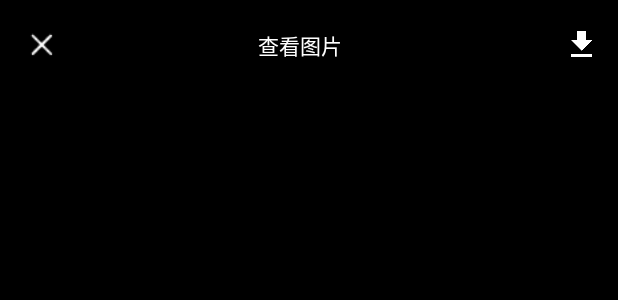
After one commit to xuhuanli/gc_android_common, an Android app: the layout layout_pre_main.xml on its own in the app's theme, with its tools: preview values and no code run, on a phone screen of 412 x 824 dp. The commit adds this screen. Shown: the top 300 px of the screen. Run offline under Robolectric (Android 15) with nearby library versions, the phone set to English and light mode, and no system bars.

Commit message:
feat:增加照片预览时候为符合新的ui交互，给预览增加一些可传递的变更参数和新ui

```diff
--- /dev/null
+++ b/bga-photo-picker/src/main/res/drawable/bg_desc_show.xml
@@ -0,0 +1,7 @@
+<?xml version="1.0" encoding="utf-8"?>
+<shape xmlns:android="http://schemas.android.com/apk/res/android"
+    android:shape="rectangle">
+    <solid android:color="#727272" />
+
+    <corners android:radius="8dp" />
+</shape>
--- /dev/null
+++ b/bga-photo-picker/src/main/res/layout/layout_pre_main.xml
@@ -0,0 +1,99 @@
+<?xml version="1.0" encoding="utf-8"?>
+<LinearLayout xmlns:android="http://schemas.android.com/apk/res/android"
+    xmlns:tools="http://schemas.android.com/tools"
+    android:layout_width="match_parent"
+    android:layout_height="wrap_content"
+    android:background="#000000"
+    android:orientation="vertical">
+
+    <RelativeLayout
+        android:layout_width="match_parent"
+        android:layout_height="60dp"
+        android:gravity="center_vertical"
+        android:orientation="horizontal">
+
+        <ImageView
+            android:id="@+id/back_image"
+            android:layout_width="24dp"
+            android:layout_height="24dp"
+            android:layout_centerVertical="true"
+            android:layout_marginLeft="16dp"
+            android:src="@drawable/icon_x_close" />
+
+        <LinearLayout
+            android:layout_width="wrap_content"
+            android:layout_height="wrap_content"
+            android:layout_centerInParent="true"
+            android:layout_centerVertical="true"
+            android:layout_marginLeft="5dp"
+            android:layout_marginRight="5dp"
+            android:layout_toLeftOf="@+id/iv_photo_preview_download"
+            android:layout_toRightOf="@+id/back_image"
+            android:gravity="center"
+            android:orientation="vertical">
+
+            <TextView
+                android:id="@+id/tv_photo_preview_title"
+                android:layout_width="wrap_content"
+                android:layout_height="wrap_content"
+                android:layout_centerHorizontal="true"
+                android:ellipsize="end"
+                android:gravity="center_vertical"
+                android:paddingRight="@dimen/bga_pp_size_level1"
+                android:singleLine="true"
+                android:textColor="@color/bga_pp_common_textColor"
+                android:textSize="14sp"
+                tools:text="@string/bga_pp_view_photo" />
+
+            <TextView
+                android:id="@+id/renson_text"
+                android:layout_width="wrap_content"
+                android:layout_height="wrap_content"
+                android:layout_below="@+id/tv_photo_preview_title"
+                android:layout_centerHorizontal="true"
+                android:ellipsize="end"
+                android:gravity="center_vertical"
+                android:paddingRight="@dimen/bga_pp_size_level1"
+                android:singleLine="true"
+                android:textColor="@color/bga_pp_common_textColor"
+                android:textSize="14sp"
+                android:visibility="gone"
+                tools:text="@string/bga_pp_view_photo" />
+        </LinearLayout>
+
+        <ImageView
+            android:id="@+id/iv_photo_preview_download"
+            android:layout_width="wrap_content"
+            android:layout_height="wrap_content"
+            android:layout_alignParentRight="true"
+            android:layout_centerVertical="true"
+            android:paddingLeft="@dimen/bga_pp_size_level3"
+            android:paddingRight="@dimen/bga_pp_size_level3"
+            android:src="@mipmap/bga_pp_ic_download" />
+    </RelativeLayout>
+
+    <cn.bingoogolapple.photopicker.widget.BGAHackyViewPager
+        android:id="@+id/hvp_photo_preview_content"
+        android:layout_width="match_parent"
+        android:layout_height="match_parent"
+        android:layout_weight="1"
+        android:background="#000000"
+        android:overScrollMode="never" />
+
+    <TextView
+        android:id="@+id/desc_text"
+        android:layout_width="match_parent"
+        android:layout_height="wrap_content"
+        android:background="@drawable/bg_desc_show"
+        android:paddingVertical="8dp"
+        android:paddingHorizontal="12dp"
+        android:visibility="gone"
+        android:ellipsize="end"
+        android:lineSpacingExtra="2dp"
+        android:layout_marginHorizontal="16dp"
+        android:layout_marginBottom="33dp"
+        android:maxLines="2"
+        android:text="我是一条说明文案哈哈哈哈哈哈我是一条说明文案哈哈哈哈哈哈我是一条说明文案哈哈哈哈哈哈我是一条说明文案哈哈哈哈哈哈"
+        android:textColor="#FFFFFF" />
+
+</LinearLayout>
```
Also changed, not shown: app/src/main/AndroidManifest.xml (+9 -0 lines), app/src/main/java/com/gancao/gc_android_common/MainActivity.kt (+20 -8 lines), bga-photo-picker/src/main/java/cn/bingoogolapple/photopicker/activity/NewPreviewActivity.java (added, +336 -0 lines), bga-photo-picker/src/main/res/drawable-xxxhdpi/icon_x_close.png (added).
